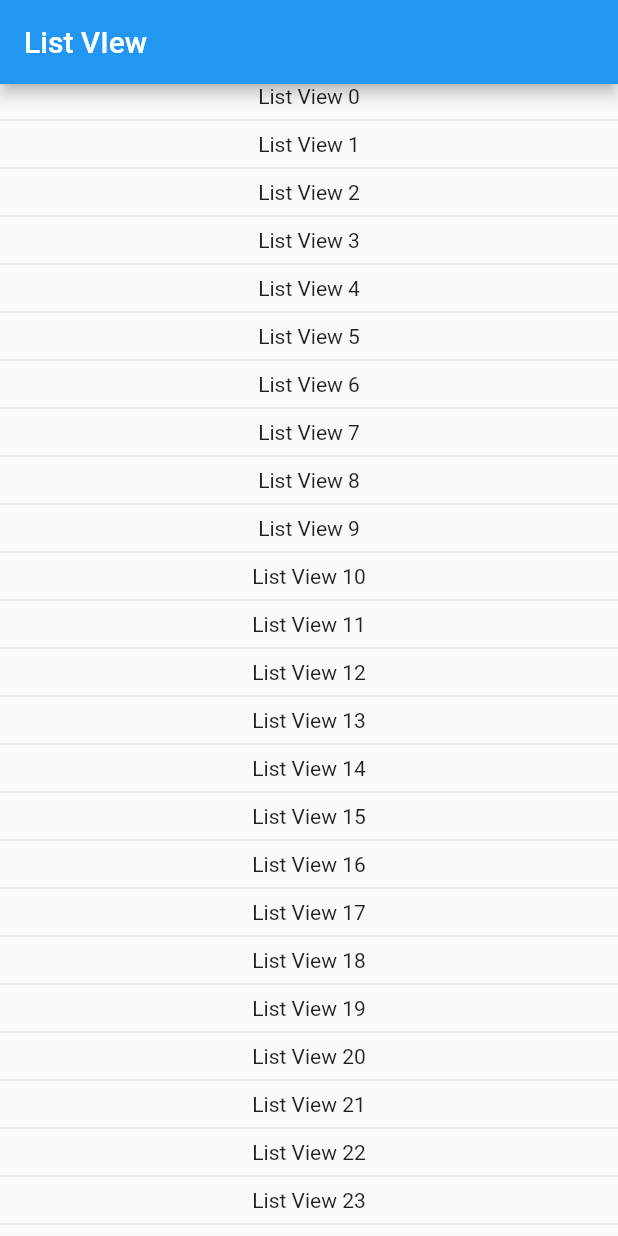
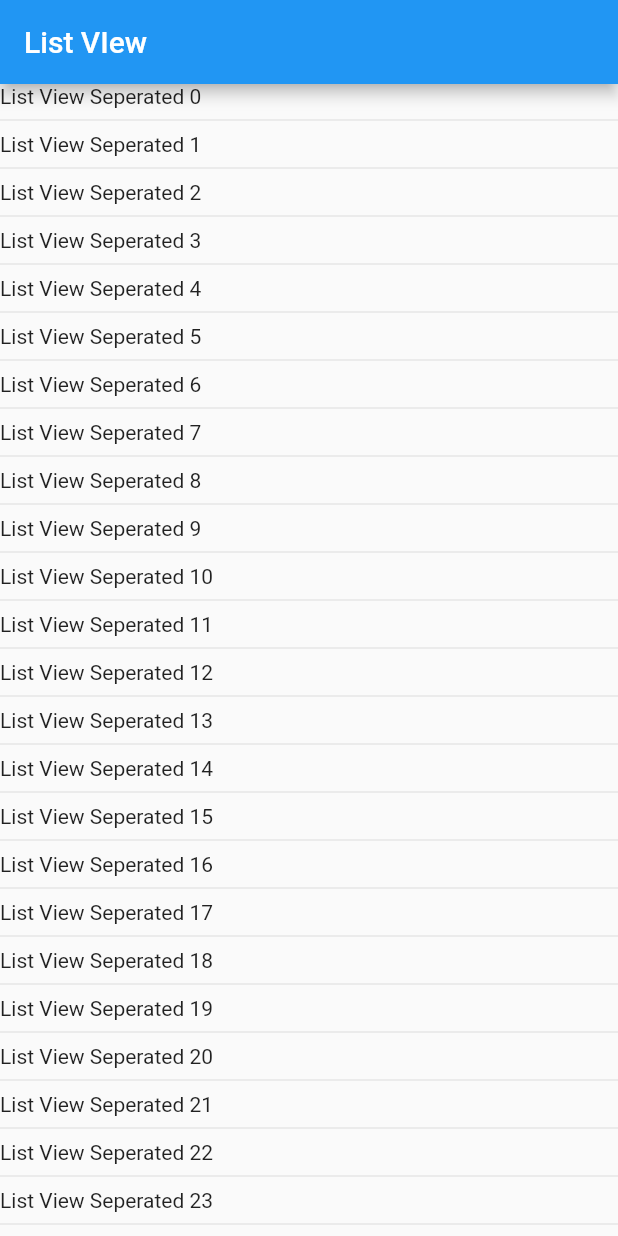
Before and after one commit to j3rinpaul/flutter_new, a Flutter app: the screen it shows after launch, on a phone screen of 412 x 824 dp. Run offline on Flutter 3.47's test engine with Material 2 defaults, Android fonts, the phone set to English and light mode, and no system bars.

Commit message:
ListView.seperated Example

```diff
--- a/lib/list_view.dart
+++ b/lib/list_view.dart
@@ -11,24 +11,19 @@ class _ListViewSampleState extends State<ListViewSample> {
   @override
   Widget build(BuildContext context) {
     return Scaffold(
-      appBar: AppBar(
-        title: Text("List VIew"),
-      ),
-      body: Center(
-        child: ListView(
-          //for listing elements listview is used
-          //if column is used the pixels would break at the very end and that would result in error
-
-          children: List.generate(100, (index) {
-            return Column(
-              children: [
-                Text("List View $index"),
-                Divider(),
-              ],
-            );
-          }),
+        appBar: AppBar(
+          title: Text("List VIew"),
         ),
-      ),
-    );
+        body: ListView.separated(
+          //the item to be listed
+          itemBuilder: (ctx, index) {
+            return Text("List View Seperated $index");
+          },
+          //what should seperate the item with
+          separatorBuilder: (ctx, index) {
+            return Divider();
+          },
+          itemCount: 100, //the number of items that should be listed
+        ));
   }
 }
```
